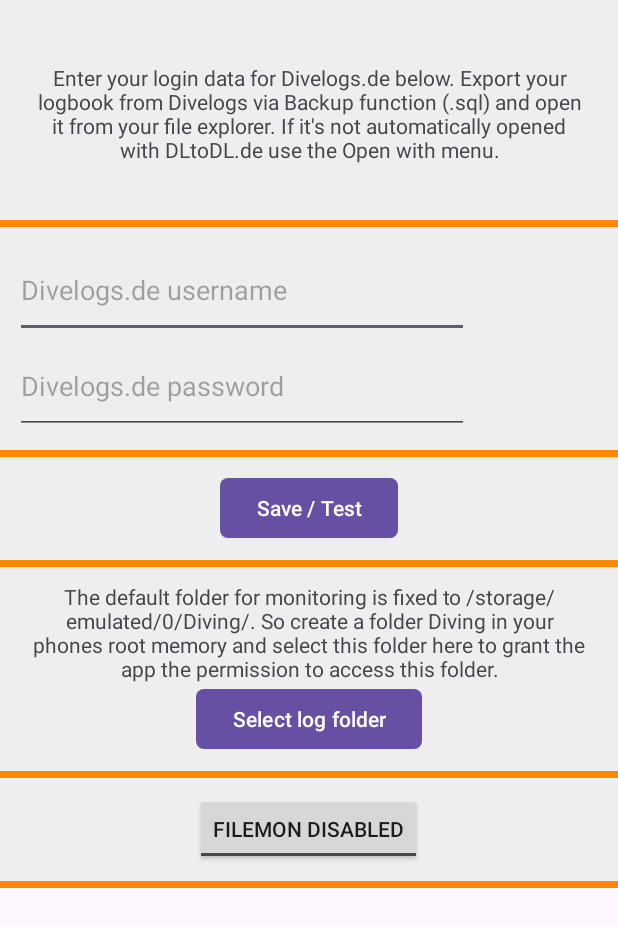
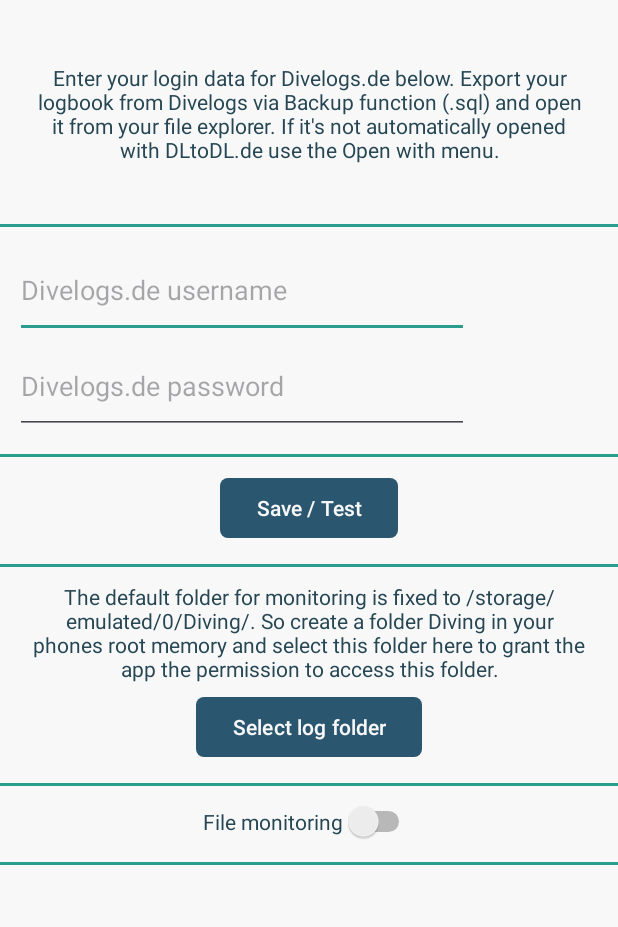
Before and after one commit to bee-eater/DLtoDL.de, an Android app: the screen it shows after launch (MainActivity), on a phone screen of 412 x 824 dp. Shown: the top 927 px of the screen. Run offline under Robolectric (Android 15) with nearby library versions, the phone set to English and light mode, and no system bars.

Commit message:
Updated colors for day / night mode

```diff
--- a/app/src/main/java/com/bee_eater/dltodlde/DiveSelectionListAdapter.java
+++ b/app/src/main/java/com/bee_eater/dltodlde/DiveSelectionListAdapter.java
@@ -1,6 +1,7 @@
 package com.bee_eater.dltodlde;
 
 import android.content.Context;
+import android.content.res.Resources;
 import android.graphics.Color;
 import android.view.LayoutInflater;
 import android.view.View;
@@ -10,6 +11,8 @@
 import android.widget.ArrayAdapter;
 import android.widget.CheckBox;
 import android.widget.TextView;
+
+import androidx.core.content.ContextCompat;
 
 import java.util.List;
 
@@ -79,9 +82,9 @@
 
         // Color if already found!
         if (dive.DiveLogsIndex != -1){ // green -> already uploaded?!
-            viewHolder.txtAddInfo.setTextColor(Color.GREEN);
+            viewHolder.txtAddInfo.setTextColor(ContextCompat.getColor(getContext(), R.color.listViewAddInfoGreenDayNight));
         } else { // blue -> not uploaded yet?!
-            viewHolder.txtAddInfo.setTextColor(Color.BLUE);
+            viewHolder.txtAddInfo.setTextColor(ContextCompat.getColor(getContext(), R.color.listViewAddInfoBlueDayNight));
         }
 
         viewHolder.chkIsSelected.setChecked(dive.isSelected);
--- a/app/src/main/java/com/bee_eater/dltodlde/MainActivity.java
+++ b/app/src/main/java/com/bee_eater/dltodlde/MainActivity.java
@@ -28,12 +28,10 @@
 import android.widget.EditText;
 import android.widget.ImageView;
 import android.widget.ListView;
+import android.widget.Switch;
 import android.widget.TextView;
 import android.widget.Toast;
-import android.widget.ToggleButton;
 
-import androidx.activity.result.ActivityResult;
-import androidx.activity.result.ActivityResultCallback;
 import androidx.activity.result.ActivityResultLauncher;
 import androidx.activity.result.contract.ActivityResultContracts;
 import androidx.appcompat.app.AppCompatActivity;
@@ -207,7 +205,7 @@
         });
 
         // Load service enabled state
-        ToggleButton tgl = findViewById(R.id.tglEnableFileMon);
+        Switch tgl = findViewById(R.id.tglEnableFileMon);
         tgl.setChecked(Boolean.TRUE.equals(getFileMonService()));
 
     }
@@ -751,7 +749,7 @@
      * @param v View calling the event
      */
     public void on_tglEnableFileMon_clicked(View v){
-        ToggleButton tgl = findViewById(R.id.tglEnableFileMon);
+        Switch tgl = findViewById(R.id.tglEnableFileMon);
         if(tgl.isChecked()){
             // Enabled service
             if (DEBUG) Log.d("MAIN", "on_tglEnableFileMon_clicked(): Service enabled, starting!");
--- a/app/src/main/res/drawable/main_row_background.xml
+++ b/app/src/main/res/drawable/main_row_background.xml
@@ -1,14 +1,9 @@
 <?xml version="1.0" encoding="utf-8"?>
 <layer-list xmlns:android="http://schemas.android.com/apk/res/android">
-    <item>
-        <shape android:shape="rectangle">
-            <solid android:color="#FF8800" />
-        </shape>
-    </item>
-    <item android:bottom="5dp" >
-        // add android:right="5dp" and android:left="5dp" for border on left and right
-        <shape android:shape="rectangle">
-            <solid android:color="#EEEEEE" />
+    <item android:left="-2dp" android:right="-2dp" android:top="-2dp">
+        <shape>
+            <solid android:color="@android:color/transparent" />
+            <stroke android:width="2dp" android:color="@color/colorAccent" />
         </shape>
     </item>
 </layer-list>
--- a/app/src/main/res/layout/activity_main.xml
+++ b/app/src/main/res/layout/activity_main.xml
@@ -4,6 +4,7 @@
     xmlns:tools="http://schemas.android.com/tools"
     android:layout_width="match_parent"
     android:layout_height="match_parent"
+    android:background="@color/colorBackground"
     android:id="@+id/activity_main"
     tools:context=".MainActivity">
 
@@ -15,6 +16,7 @@
 
         <!-- APP INFO TEXT -->
         <TextView
+            style="@style/linearLayoutStyle"
             android:id="@+id/txtInfo"
             android:layout_width="match_parent"
             android:layout_height="151dp"
@@ -22,19 +24,19 @@
             android:paddingLeft="20dp"
             android:paddingRight="20dp"
             android:text="@string/app_main_info"
-            android:background="@drawable/main_row_background"
+            android:textColor="@color/textColorDayNight"
             />
 
 
         <!-- USERNAME / PASSWORD / USER IMAGE -->
         <LinearLayout
+            style="@style/linearLayoutStyle"
             android:layout_width="match_parent"
             android:layout_height="wrap_content"
             android:paddingBottom="15dp"
             android:paddingTop="10dp"
             android:orientation="horizontal"
             android:weightSum="2"
-            android:background="@drawable/main_row_background"
             >
 
             <LinearLayout
@@ -54,6 +56,7 @@
                     android:hint="@string/divelogs_de_username"
                     android:inputType="text"
                     android:minHeight="64dp"
+                    android:textColor="@color/textColorDayNight"
                     android:text="" />
 
                 <EditText
@@ -64,6 +67,7 @@
                     android:ems="10"
                     android:hint="@string/divelogs_de_password"
                     android:inputType="textPassword"
+                    android:textColor="@color/textColorDayNight"
                     android:minHeight="64dp" />
 
             </LinearLayout>
@@ -81,9 +85,9 @@
 
         <!-- LOGIN BUTTON -->
         <LinearLayout
+            style="@style/linearLayoutStyle"
             android:layout_width="match_parent"
             android:layout_height="wrap_content"
-            android:background="@drawable/main_row_background"
             android:gravity="center"
             android:orientation="horizontal"
             android:paddingTop="10dp"
@@ -95,14 +99,16 @@
                 android:layout_height="wrap_content"
                 android:onClick="on_btnDLLogin_clicked"
                 android:text="@string/app_main_btnLogin"
+                android:textColor="@color/btnTextColorDayNight"
                 app:cornerRadius="5dp" />
+
         </LinearLayout>
 
         <!-- SELECT FOLDER -->
         <LinearLayout
+            style="@style/linearLayoutStyle"
             android:layout_width="match_parent"
             android:layout_height="wrap_content"
-            android:background="@drawable/main_row_background"
             android:gravity="center"
             android:orientation="vertical"
             android:paddingTop="10dp"
@@ -117,14 +123,17 @@
                 android:paddingLeft="20dp"
                 android:paddingRight="20dp"
                 android:text="@string/app_main_folderinfo"
+                android:textColor="@color/textColorDayNight"
                 />
 
             <Button
                 android:id="@+id/btnSelectLogFolder"
                 android:layout_width="wrap_content"
                 android:layout_height="wrap_content"
+                android:layout_marginTop="5dp"
                 android:onClick="on_btnSelectLogFolder_clicked"
                 android:text="@string/app_main_btnSelectLogFolder"
+                android:textColor="@color/btnTextColorDayNight"
                 app:cornerRadius="5dp" />
 
             <TextView
@@ -136,15 +145,16 @@
                 android:paddingRight="20dp"
                 android:text=""
                 android:visibility="gone"
+                android:textColor="@color/textColorDayNight"
                 />
 
         </LinearLayout>
 
         <!-- PROGRESS BAR -->
         <LinearLayout
+            style="@style/linearLayoutStyle"
             android:layout_width="match_parent"
             android:layout_height="wrap_content"
-            android:background="@drawable/main_row_background"
             android:orientation="vertical"
             android:paddingLeft="30dp"
             android:paddingTop="10dp"
@@ -194,21 +204,29 @@
 
         <!-- LOGIN BUTTON -->
         <LinearLayout
+            style="@style/linearLayoutStyle"
             android:layout_width="match_parent"
             android:layout_height="wrap_content"
-            android:background="@drawable/main_row_background"
             android:gravity="center"
             android:orientation="horizontal"
             android:paddingTop="10dp"
             android:paddingBottom="15dp">
 
-            <ToggleButton
+            <TextView
+                android:id="@+id/txtFileMonDescription"
+                android:layout_width="wrap_content"
+                android:layout_height="wrap_content"
+                android:text="@string/filemon_description"
+                android:textColor="@color/textColorDayNight"/>
+
+            <Switch
                 android:id="@+id/tglEnableFileMon"
                 android:layout_width="wrap_content"
                 android:layout_height="wrap_content"
+                android:checked="true"
                 android:onClick="on_tglEnableFileMon_clicked"
+                android:textOff="@string/filemon_disabled"
                 android:textOn="@string/filemon_enabled"
-                android:textOff="@string/filemon_disabled"
                 app:cornerRadius="5dp" />
 
         </LinearLayout>
--- a/app/src/main/res/layout/layout_diveselection.xml
+++ b/app/src/main/res/layout/layout_diveselection.xml
@@ -24,7 +24,7 @@
             android:layout_marginLeft="10dp"
             android:layout_marginTop="5dp"
             android:padding="2dp"
-            android:textColor="#4d4d4d" />
+            android:textColor="@color/diveListHeaderColor"/>
 
         <LinearLayout android:layout_width="wrap_content"
             android:layout_height="wrap_content"
--- a/app/src/main/res/layout/view_diveselection.xml
+++ b/app/src/main/res/layout/view_diveselection.xml
@@ -34,21 +34,23 @@
                 android:layout_height="wrap_content"
                 android:layout_gravity="top|center"
                 android:layout_marginTop="10dp"
+                android:layout_marginRight="5dp"
                 android:layout_marginBottom="5dp"
-                android:layout_marginRight="5dp"
                 android:onClick="on_btnDiveListCancel_clicked"
-                android:text="Cancel" />
+                android:text="Cancel"
+                android:textColor="@color/btnTextColorDayNight" />
 
             <Button
                 android:id="@+id/btnDiveListUpload"
                 android:layout_width="wrap_content"
                 android:layout_height="wrap_content"
                 android:layout_gravity="top|center"
+                android:layout_marginLeft="5dp"
                 android:layout_marginTop="10dp"
                 android:layout_marginBottom="5dp"
-                android:layout_marginLeft="5dp"
                 android:onClick="on_btnDiveListUpload_clicked"
-                android:text="Upload" />
+                android:text="Upload"
+                android:textColor="@color/btnTextColorDayNight" />
 
         </LinearLayout>
 
--- /dev/null
+++ b/app/src/main/res/values-night/colors.xml
@@ -0,0 +1,15 @@
+<?xml version="1.0" encoding="utf-8"?>
+<resources>
+    <color name="colorBackground">#343434</color>
+    <color name="colorPrimary">#75a943</color>
+    <color name="colorPrimaryDark">#408000</color>
+    <color name="colorAccent">#277650</color>
+
+
+    <color name="textColorDayNight">#BBBFBB</color>
+    <color name="switchColorDayNight">#76B295</color>
+    <color name="diveListHeaderColor">#92C364</color>
+
+    <color name="listViewAddInfoBlueDayNight">#66BBFF</color>
+    <color name="listViewAddInfoGreenDayNight">#AAFFAA</color>
+</resources>
--- a/app/src/main/res/values-night/themes.xml
+++ b/app/src/main/res/values-night/themes.xml
@@ -1,7 +1,15 @@
 <resources xmlns:tools="http://schemas.android.com/tools">
     <!-- Base application theme. -->
     <style name="Base.Theme.DLtoDLde" parent="Theme.Material3.DayNight.NoActionBar">
-        <!-- Customize your dark theme here. -->
-        <!-- <item name="colorPrimary">@color/my_dark_primary</item> -->
+        <item name="android:colorBackground">@color/colorBackground</item>
+        <item name="colorPrimary">@color/colorPrimary</item>
+        <item name="colorPrimaryDark">@color/colorPrimaryDark</item>
+        <item name="colorAccent">@color/colorAccent</item>
+        <item name="android:textColorPrimary">@android:color/white</item>
     </style>
+
+    <style name="linearLayoutStyle">
+        <item name="android:background">@drawable/main_row_background</item>
+    </style>
+
 </resources>
--- a/app/src/main/res/values/colors.xml
+++ b/app/src/main/res/values/colors.xml
@@ -1,2 +1,16 @@
 <?xml version="1.0" encoding="utf-8"?>
-<resources></resources>
+<resources>
+    <color name="colorBackground">#F8F8F9</color>
+    <color name="colorPrimary">#2B566F</color>
+    <color name="colorPrimaryDark">#162633</color>
+    <color name="colorAccent">#2A9D8F</color>
+
+    <color name="btnTextColorDayNight">#F8F8F9</color>
+    <color name="textColorDayNight">#264653</color>
+    <color name="switchColorDayNight">#76B295</color>
+    <color name="diveListHeaderColor">#457716</color>
+
+    <color name="listViewAddInfoBlueDayNight">#0000FF</color>
+    <color name="listViewAddInfoGreenDayNight">#00FF00</color>
+
+</resources>
--- a/app/src/main/res/values/strings.xml
+++ b/app/src/main/res/values/strings.xml
@@ -8,4 +8,5 @@
     <string name="app_main_folderinfo">The default folder for monitoring is fixed to /storage/emulated/0/Diving/. So create a folder "Diving" in your phones root memory and select this folder here to grant the app the permission to access this folder.</string>
     <string name="filemon_enabled">Filemon enabled</string>
     <string name="filemon_disabled">Filemon disabled</string>
+    <string name="filemon_description">File monitoring</string>
 </resources>
--- a/app/src/main/res/values/themes.xml
+++ b/app/src/main/res/values/themes.xml
@@ -1,8 +1,15 @@
 <resources xmlns:tools="http://schemas.android.com/tools">
     <!-- Base application theme. -->
     <style name="Base.Theme.DLtoDLde" parent="Theme.Material3.DayNight.NoActionBar">
-        <!-- Customize your light theme here. -->
-        <!-- <item name="colorPrimary">@color/my_light_primary</item> -->
+        <item name="android:colorBackground">@color/colorBackground</item>
+        <item name="colorPrimary">@color/colorPrimary</item>
+        <item name="colorPrimaryDark">@color/colorPrimaryDark</item>
+        <item name="colorAccent">@color/colorAccent</item>
+        <item name="android:textColorPrimary">@android:color/white</item>
+    </style>
+
+    <style name="linearLayoutStyle">
+        <item name="android:background">@drawable/main_row_background</item>
     </style>
 
     <style name="Theme.DLtoDLde" parent="Base.Theme.DLtoDLde" />
```
